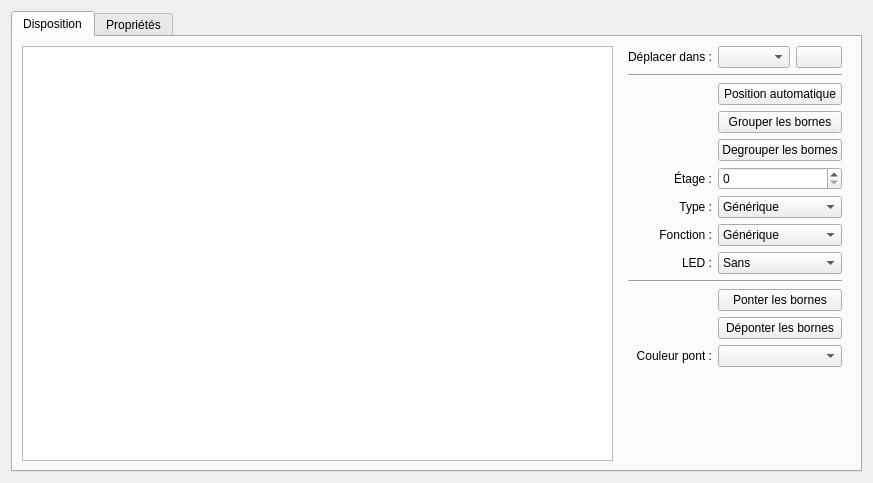
qelectrotech/qelectrotech-source-mirror, file sources/TerminalStrip/ui/terminalstripeditor.ui: the form before one commit.
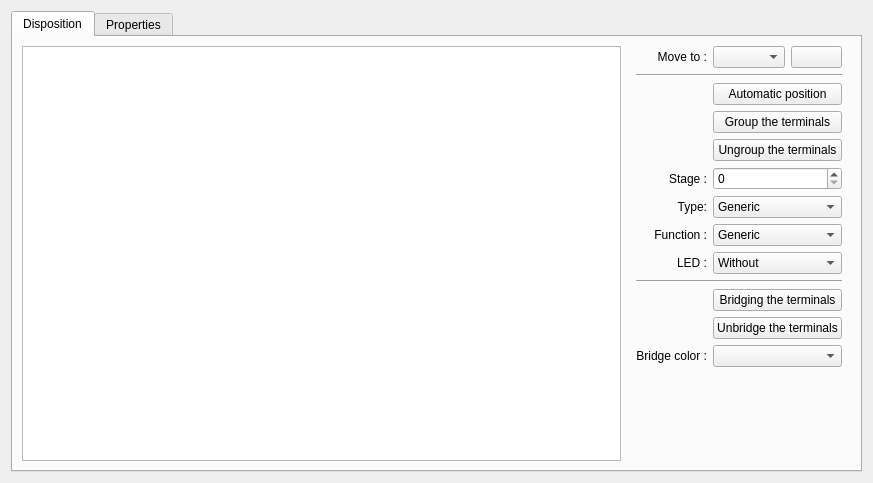
The form after the commit. Icons and pictures are not drawn. Custom widgets are drawn as their Qt base class.

What changed in the file:
```diff
--- a/sources/TerminalStrip/ui/terminalstripeditor.ui
+++ b/sources/TerminalStrip/ui/terminalstripeditor.ui
@@ -37,7 +37,7 @@
            <widget class="QComboBox" name="m_led_cb">
             <item>
              <property name="text">
-              <string>Sans</string>
+              <string>Without</string>
              </property>
             </item>
             <item>
@@ -73,7 +73,7 @@
           <item row="5" column="0">
            <widget class="QLabel" name="label_6">
             <property name="text">
-             <string>Étage :</string>
+             <string>Stage :</string>
             </property>
             <property name="alignment">
              <set>Qt::AlignRight|Qt::AlignTrailing|Qt::AlignVCenter</set>
@@ -83,7 +83,7 @@
           <item row="6" column="0">
            <widget class="QLabel" name="label_7">
             <property name="text">
-             <string>Type :</string>
+             <string>Type:</string>
             </property>
             <property name="alignment">
              <set>Qt::AlignRight|Qt::AlignTrailing|Qt::AlignVCenter</set>
@@ -93,7 +93,7 @@
           <item row="12" column="0">
            <widget class="QLabel" name="label_10">
             <property name="text">
-             <string>Couleur pont :</string>
+             <string>Bridge color :</string>
             </property>
             <property name="alignment">
              <set>Qt::AlignRight|Qt::AlignTrailing|Qt::AlignVCenter</set>
@@ -104,7 +104,7 @@
            <widget class="QComboBox" name="m_type_cb">
             <item>
              <property name="text">
-              <string>Générique</string>
+              <string>Generic</string>
              </property>
             </item>
             <item>
@@ -162,7 +162,7 @@
           <item row="7" column="0">
            <widget class="QLabel" name="label_8">
             <property name="text">
-             <string>Fonction :</string>
+             <string>Function :</string>
             </property>
             <property name="alignment">
              <set>Qt::AlignRight|Qt::AlignTrailing|Qt::AlignVCenter</set>
@@ -172,7 +172,7 @@
           <item row="0" column="0">
            <widget class="QLabel" name="m_move_to_label">
             <property name="text">
-             <string>Déplacer dans :</string>
+             <string>Move to :</string>
             </property>
             <property name="alignment">
              <set>Qt::AlignRight|Qt::AlignTrailing|Qt::AlignVCenter</set>
@@ -183,7 +183,7 @@
            <widget class="QComboBox" name="m_function_cb">
             <item>
              <property name="text">
-              <string>Générique</string>
+              <string>Generic</string>
              </property>
             </item>
             <item>
@@ -215,35 +215,35 @@
           <item row="2" column="1" colspan="2">
            <widget class="QPushButton" name="m_auto_ordering_pb">
             <property name="text">
-             <string>Position automatique</string>
+             <string>Automatic position</string>
             </property>
            </widget>
           </item>
           <item row="3" column="1" colspan="2">
            <widget class="QPushButton" name="m_group_terminals_pb">
             <property name="text">
-             <string>Grouper les bornes</string>
+             <string>Group the terminals</string>
             </property>
            </widget>
           </item>
           <item row="4" column="1" colspan="2">
            <widget class="QPushButton" name="m_ungroup_pb">
             <property name="text">
-             <string>Degrouper les bornes</string>
+             <string>Ungroup the terminals</string>
             </property>
            </widget>
           </item>
           <item row="10" column="1" colspan="2">
            <widget class="QPushButton" name="m_bridge_terminals_pb">
             <property name="text">
-             <string>Ponter les bornes</string>
+             <string>Bridging the terminals</string>
             </property>
            </widget>
           </item>
           <item row="11" column="1" colspan="2">
            <widget class="QPushButton" name="m_unbridge_terminals_pb">
             <property name="text">
-             <string>Déponter les bornes</string>
+             <string>Unbridge the terminals</string>
             </property>
            </widget>
           </item>
@@ -254,7 +254,7 @@
      </widget>
      <widget class="QWidget" name="m_data_tab">
       <attribute name="title">
-       <string>Propriétés</string>
+       <string>Properties</string>
       </attribute>
       <layout class="QGridLayout" name="gridLayout">
        <item row="2" column="0">
```
Left out of the diff: 20 changed lines with no effect on the pictures.
